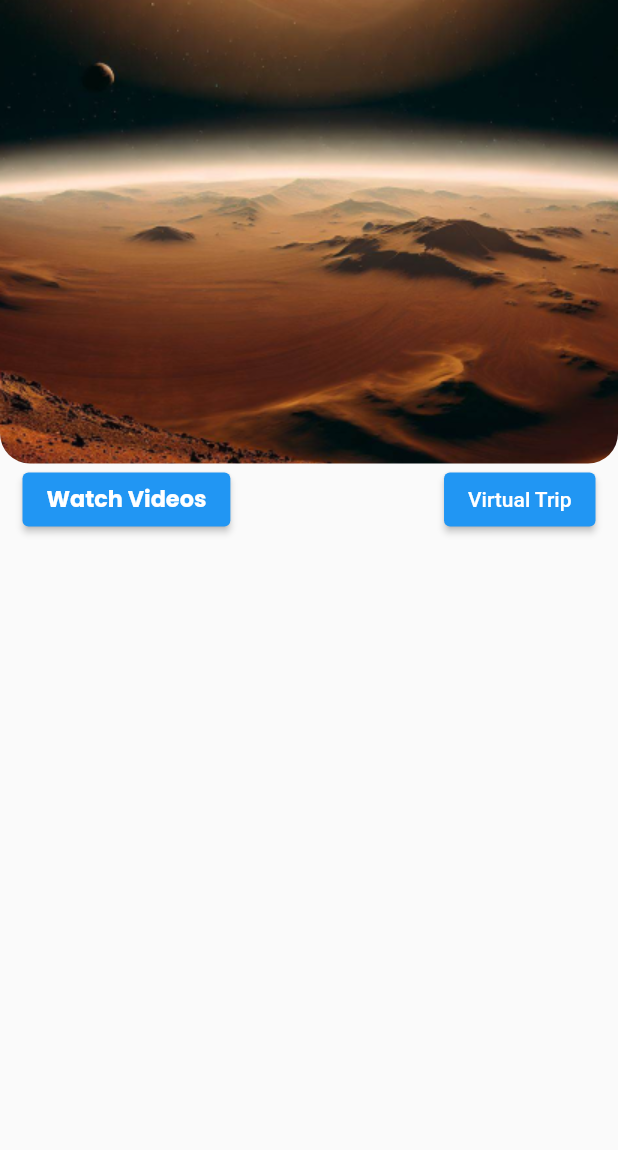
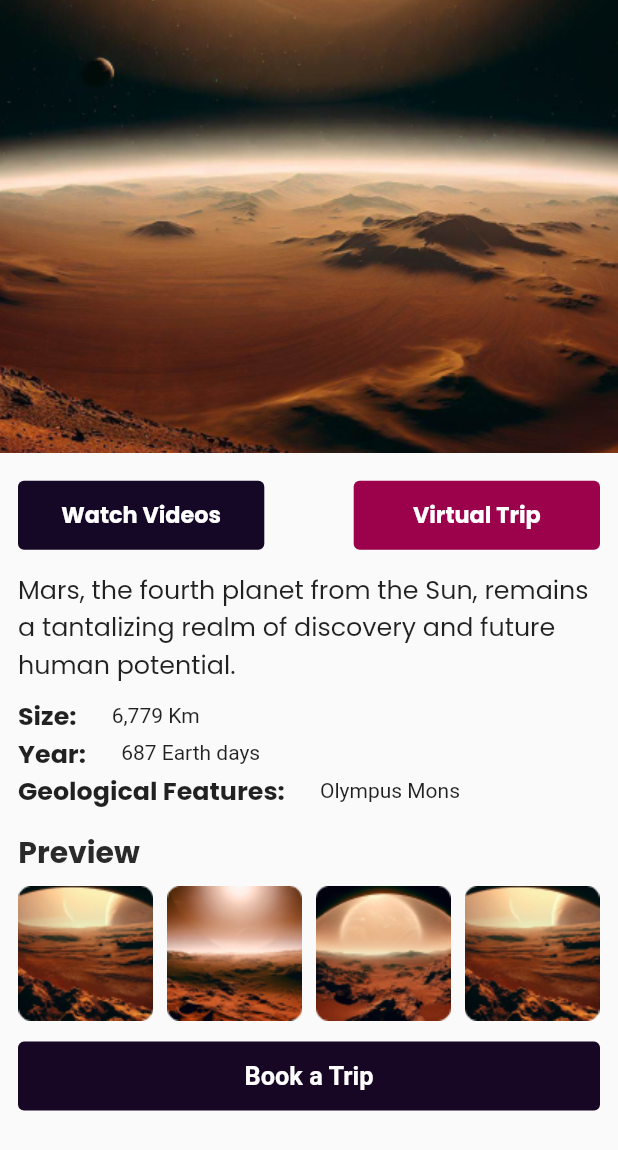
Before and after one commit to sifatullah-haque/nasac, a Flutter app: the screen it shows after launch, on a phone screen of 412 x 824 dp. Shown: the top 1150 px of the screen. Run offline on Flutter 3.47's test engine with Material 2 defaults, Android fonts, the light colour scheme and no system bars; our stand-ins replace flutter_screenutil, google_fonts.

Commit message:
details page done

```diff
--- /dev/null
+++ b/cosmic_trip/lib/pages/constant/theme_color.dart
@@ -0,0 +1,7 @@
+import 'package:flutter/material.dart';
+
+abstract class ThemeColor {
+  static const primaryBlack = Color(0xff140826);
+  static const primaryPink = Color(0xff9C014C);
+  static const primaryLite = Color(0xff170725);
+}
--- a/cosmic_trip/lib/pages/details_page/details_page.dart
+++ b/cosmic_trip/lib/pages/details_page/details_page.dart
@@ -1,3 +1,4 @@
+import 'package:cosmic_trip/pages/constant/theme_color.dart';
 import 'package:flutter/material.dart';
 import 'package:flutter/rendering.dart';
 import 'package:flutter_screenutil/flutter_screenutil.dart';
@@ -25,39 +26,45 @@ class DetailsPage extends StatelessWidget {
                       image: DecorationImage(
                           image: AssetImage("assets/mars/marsHero.png"),
                           fit: BoxFit.cover),
-                      borderRadius: BorderRadius.only(
-                          bottomLeft: Radius.circular(20.0),
-                          bottomRight: Radius.circular(20.0)),
                     ),
                   )),
+              SizedBox(
+                height: 20.h,
+              ),
               Expanded(
                 flex: 5,
                 child: Container(
                   child: Padding(
                     padding: const EdgeInsets.symmetric(
-                      horizontal: 15.0,
+                      horizontal: 12.0,
                     ),
                     child: Column(
+                      crossAxisAlignment: CrossAxisAlignment.center,
                       children: [
-                        Row(
-                          mainAxisAlignment: MainAxisAlignment.spaceBetween,
-                          children: [
-                            ElevatedButton(
-                              onPressed: () {},
-                              child: Text(
-                                "Watch Videos",
-                                style: GoogleFonts.poppins(
-                                  fontSize: 15.sp,
-                                  fontWeight: FontWeight.bold,
-                                ),
+                        DetailsPageButton(),
+                        SizedBox(height: 15.h),
+                        PlanetDetailsTexts(),
+                        SizedBox(height: 15.h),
+                        previewImage(),
+                        SizedBox(height: 15.h),
+                        SizedBox(
+                          height: 50.h,
+                          width: double.infinity,
+                          child: ElevatedButton(
+                            style: ElevatedButton.styleFrom(
+                              backgroundColor: ThemeColor.primaryLite,
+                              elevation: 0.0,
+                            ),
+                            onPressed: () {},
+                            child: Text(
+                              "Book a Trip",
+                              style: GoogleFonts.roboto(
+                                fontSize: 17.sp,
+                                fontWeight: FontWeight.bold,
                               ),
                             ),
-                            ElevatedButton(
-                              onPressed: () {},
-                              child: Text("Virtual Trip"),
-                            ),
-                          ],
-                        )
+                          ),
+                        ),
                       ],
                     ),
                   ),
@@ -70,3 +77,160 @@ class DetailsPage extends StatelessWidget {
     );
   }
 }
+
+class previewImage extends StatelessWidget {
+  const previewImage({
+    super.key,
+  });
+
+  @override
+  Widget build(BuildContext context) {
+    return Column(
+      crossAxisAlignment: CrossAxisAlignment.start,
+      children: [
+        Text(
+          "Preview",
+          style: GoogleFonts.poppins(
+            fontSize: 20.sp,
+            fontWeight: FontWeight.bold,
+            color: const Color(0xff2A2A2A),
+          ),
+        ),
+        SizedBox(height: 8.h),
+        SingleChildScrollView(
+          scrollDirection: Axis.horizontal,
+          child: Row(
+            children: [
+              Image.asset("assets/mars/marsSecond.png"),
+              SizedBox(width: 10.h),
+              Image.asset("assets/mars/marsThird.png"),
+              SizedBox(width: 10.h),
+              Image.asset("assets/mars/marsFour.png"),
+              SizedBox(width: 10.h),
+              Image.asset("assets/mars/marsSecond.png"),
+            ],
+          ),
+        )
+      ],
+    );
+  }
+}
+
+class PlanetDetailsTexts extends StatelessWidget {
+  const PlanetDetailsTexts({
+    super.key,
+  });
+
+  @override
+  Widget build(BuildContext context) {
+    return Column(
+      children: [
+        Text(
+          "Mars, the fourth planet from the Sun, remains a tantalizing realm of discovery and future human potential.",
+          style: GoogleFonts.poppins(
+            fontSize: 17.sp,
+          ),
+        ),
+        SizedBox(
+          height: 10.h,
+        ),
+        Row(
+          children: [
+            Text(
+              "Size: ",
+              style: GoogleFonts.poppins(
+                fontSize: 17.sp,
+                fontWeight: FontWeight.bold,
+              ),
+            ),
+            SizedBox(
+              width: 20.w,
+            ),
+            Text("6,779 Km"),
+          ],
+        ),
+        Row(
+          children: [
+            Text(
+              "Year: ",
+              style: GoogleFonts.poppins(
+                fontSize: 17.sp,
+                fontWeight: FontWeight.bold,
+              ),
+            ),
+            SizedBox(
+              width: 20.w,
+            ),
+            Text("687 Earth days"),
+          ],
+        ),
+        Row(
+          children: [
+            Text(
+              "Geological Features: ",
+              style: GoogleFonts.poppins(
+                fontSize: 17.sp,
+                fontWeight: FontWeight.bold,
+              ),
+            ),
+            SizedBox(
+              width: 20.w,
+            ),
+            Text("Olympus Mons"),
+          ],
+        ),
+      ],
+    );
+  }
+}
+
+class DetailsPageButton extends StatelessWidget {
+  const DetailsPageButton({
+    super.key,
+  });
+
+  @override
+  Widget build(BuildContext context) {
+    return Row(
+      mainAxisAlignment: MainAxisAlignment.spaceBetween,
+      children: [
+        SizedBox(
+          height: 50.h,
+          width: 165.w,
+          child: ElevatedButton(
+            style: ElevatedButton.styleFrom(
+              backgroundColor: ThemeColor.primaryBlack,
+              elevation: 0.0,
+            ),
+            onPressed: () {},
+            child: Text(
+              "Watch Videos",
+              style: GoogleFonts.poppins(
+                fontSize: 15.sp,
+                fontWeight: FontWeight.bold,
+              ),
+            ),
+          ),
+        ),
+        SizedBox(
+          height: 50.h,
+          width: 165.w,
+          child: ElevatedButton(
+            style: ElevatedButton.styleFrom(
+              backgroundColor: ThemeColor.primaryPink,
+              elevation: 0.0,
+            ),
+            onPressed: () {},
+            child: Text(
+              "Virtual Trip",
+              style: GoogleFonts.poppins(
+                fontSize: 15.sp,
+                fontWeight: FontWeight.bold,
+              ),
+            ),
+          ),
+        ),
+      ],
+    );
+  }
+}
```
